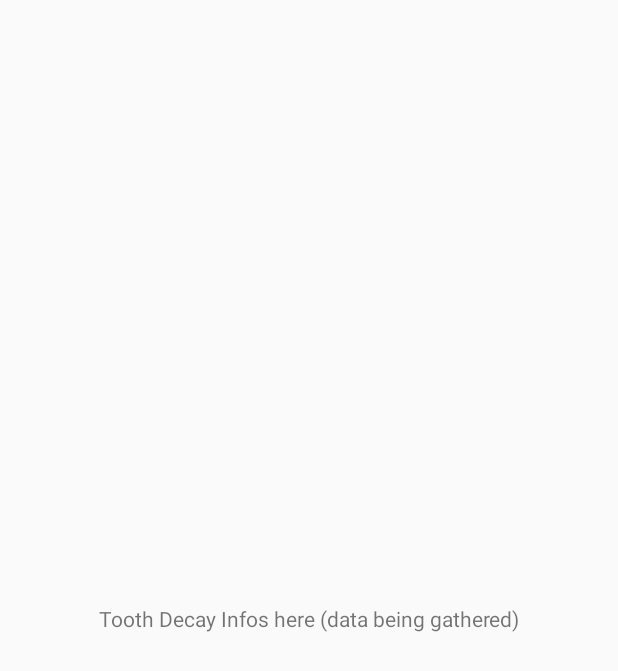
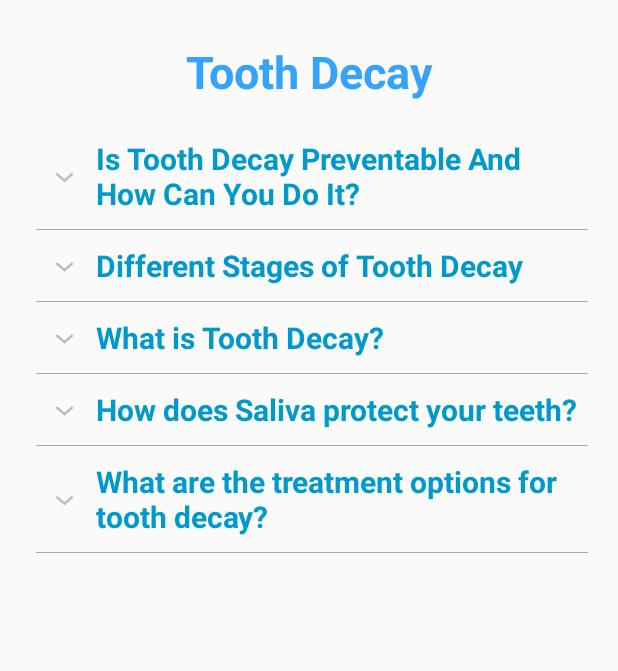
Before and after one commit to rhyndaryllsagaoinit/AndroidApp, an Android app: the ToothDecay screen opened directly, with no data from a screen before it, on a phone screen of 412 x 824 dp. Shown: the top 671 px of the screen. Run offline under Robolectric (Android 15) with nearby library versions, the phone set to English and light mode, and no system bars.

Commit message:
second commit

```diff
--- /dev/null
+++ b/app/src/main/java/com/example/orthocare/CustomExpandableListAdapter.java
@@ -0,0 +1,98 @@
+package com.example.orthocare;
+
+import java.util.HashMap;
+import java.util.List;
+import android.content.Context;
+import android.graphics.Typeface;
+import android.view.LayoutInflater;
+import android.view.View;
+import android.view.ViewGroup;
+import android.widget.BaseExpandableListAdapter;
+import android.widget.TextView;
+
+public class CustomExpandableListAdapter extends BaseExpandableListAdapter {
+
+    private Context context;
+    private List<String> expandableListTitle;
+    private HashMap<String, List<String>> expandableListDetail;
+
+    public CustomExpandableListAdapter(Context context, List<String> expandableListTitle,
+                                       HashMap<String, List<String>> expandableListDetail) {
+        this.context = context;
+        this.expandableListTitle = expandableListTitle;
+        this.expandableListDetail = expandableListDetail;
+    }
+
+    @Override
+    public Object getChild(int listPosition, int expandedListPosition) {
+        return this.expandableListDetail.get(this.expandableListTitle.get(listPosition))
+                .get(expandedListPosition);
+    }
+
+    @Override
+    public long getChildId(int listPosition, int expandedListPosition) {
+        return expandedListPosition;
+    }
+
+    @Override
+    public View getChildView(int listPosition, final int expandedListPosition,
+                             boolean isLastChild, View convertView, ViewGroup parent) {
+        final String expandedListText = (String) getChild(listPosition, expandedListPosition);
+        if (convertView == null) {
+            LayoutInflater layoutInflater = (LayoutInflater) this.context
+                    .getSystemService(Context.LAYOUT_INFLATER_SERVICE);
+            convertView = layoutInflater.inflate(R.layout.list_item, null);
+        }
+        TextView expandedListTextView = (TextView) convertView
+                .findViewById(R.id.expandedListItem);
+        expandedListTextView.setText(expandedListText);
+        return convertView;
+    }
+
+    @Override
+    public int getChildrenCount(int listPosition) {
+        return this.expandableListDetail.get(this.expandableListTitle.get(listPosition))
+                .size();
+    }
+
+    @Override
+    public Object getGroup(int listPosition) {
+        return this.expandableListTitle.get(listPosition);
+    }
+
+    @Override
+    public int getGroupCount() {
+        return this.expandableListTitle.size();
+    }
+
+    @Override
+    public long getGroupId(int listPosition) {
+        return listPosition;
+    }
+
+    @Override
+    public View getGroupView(int listPosition, boolean isExpanded,
+                             View convertView, ViewGroup parent) {
+        String listTitle = (String) getGroup(listPosition);
+        if (convertView == null) {
+            LayoutInflater layoutInflater = (LayoutInflater) this.context.
+                    getSystemService(Context.LAYOUT_INFLATER_SERVICE);
+            convertView = layoutInflater.inflate(R.layout.list_group, null);
+        }
+        TextView listTitleTextView = (TextView) convertView
+                .findViewById(R.id.listTitle);
+        listTitleTextView.setTypeface(null, Typeface.BOLD);
+        listTitleTextView.setText(listTitle);
+        return convertView;
+    }
+
+    @Override
+    public boolean hasStableIds() {
+        return false;
+    }
+
+    @Override
+    public boolean isChildSelectable(int listPosition, int expandedListPosition) {
+        return true;
+    }
+}
--- /dev/null
+++ b/app/src/main/java/com/example/orthocare/ExpandableListDataPumpDecay.java
@@ -0,0 +1,111 @@
+package com.example.orthocare;
+
+import java.util.ArrayList;
+import java.util.HashMap;
+import java.util.List;
+
+public class ExpandableListDataPumpDecay {
+    public static HashMap<String, List<String>> getData() {
+        HashMap<String, List<String>> expandableListDetail = new HashMap<String, List<String>>();
+
+        List<String> what = new ArrayList<String>();
+        what.add("Tooth decay is damage to a tooth caused by dental plaque turning sugars into acid. " +
+                "If plaque is allowed to build up, it can lead to problems, such as holes in the teeth (dental caries) " +
+                "and gum disease. Dental abscesses, which are collections of pus at the end of the teeth or in the gums, may develop.\n\n" +
+                "Symptoms: Pain");
+
+
+        List<String> prevent = new ArrayList<String>();
+        prevent.add("Yes! Despite tooth decay being completely being preventable, it is still a large problem in the UK. However, all you need is" +
+                " the right tools and a bit of guidance to be decay free. Practicing good oral hygiene is an important part of " +
+                "preventing tooth decay. Below are some strategies you can implement to help avoid damage to your teeth from tooth decay.\n\n" +
+                "•See your dentist regularly: Your dentist can help to identify and treat tooth decay before it gets worse." +
+                " Be sure to see your dentist regularly for routine teeth cleanings and oral exams.\n" +
+                "•Brush your teeth: It’s generally recommended that you brush your teeth at least twice per day and after meals. Try to use a fluorinated toothpaste.\n" +
+                "•Limit sweets: Try to avoid consuming foods or drinks with a high amount of sugar. Some examples include candies, cookies, and soft drinks.\n" +
+                "•Drink water from the tap: Most tap water contains fluoride, which can help keep your enamel strong and protect it from decay.\n" +
+                "•Avoid snacking: Aim to limit between-meal snacks, as this can give the bacteria in your mouth even more sugars to convert into acids.\n" +
+                "•Ask about sealants: Sealants are a thin coating of plastic applied to the tops of your back teeth (molars). " +
+                "Molars are important for chewing, but food particles can also get trapped in their grooves. " +
+                "A sealant covers the surface of the molar, preventing this from happening.");
+
+        List<String> how = new ArrayList<String>();
+        how.add("Saliva is composed of water, minerals, proteins, mucus, and amylase. Also known as spit, " +
+                "saliva helps to maintain the hard and soft tissues in your mouth by keeping the interior " +
+                "of your mouth moist. It washes away residual food particles after you eat, protects against bacteria, " +
+                "and makes sure that there isn’t too much acid in your mouth.\n\n" +
+                "Saliva has many oral health benefits. " +
+                "As mentioned above, saliva washes away food particles that are left in your mouth after you’ve eaten. " +
+                "This helps to protect you from cavities because oral bacteria produce enamel-destroying acids as they feed on food particles, " +
+                "which leads to tooth decay. Your teeth are better protected from this bacteria when " +
+                "saliva washes away those leftover food bits and coats your teeth in a thin film. " +
+                "Minerals found in saliva, such as fluoride, calcium, and phosphate, also rebuild " +
+                "enamel and neutralize acids in your mouth while the enzyme amylase breaks down starches in your mouth.");
+
+        List<String> stages = new ArrayList<String>();
+        stages.add("Dental plaque is important to the tooth decay process. Plaque is a colorless, sticky film that covers the surfaces of your teeth. It’s made up of bacteria, food particles, and saliva.\n" +
+                "\n" +
+                "If your teeth aren’t cleaned regularly, plaque can begin to build up. It can also harden over time, forming something called tartar. The presence of tartar can help to further protect bacteria, making them more difficult to remove.\n" +
+                "\n" +
+                "Generally speaking, there are five stages of tooth decay. Let’s examine them in more detail below." +
+                "\n\n" +
+                "STAGE 1: Initial Deminiralization\nThe outer layer of your teeth is composed of a type of tissue called enamel. Enamel is the hardest tissueTrusted Source in your body and is mostly made up of minerals.\n" +
+                "\n" +
+                "However, as a tooth is exposed to acids produced by plaque bacteria, the enamel begins to lose these minerals.\n" +
+                "\n" +
+                "When this occurs, you may see a white spot appear on one of your teeth. This area of mineral loss is an initial sign of tooth decay.\n\n" +
+                "STAGE 2: Enamel Decay\nIf the process of tooth decay is allowed to continue, enamel will break down further. You may notice that a white spot on a tooth darkens to a brownish color.\n" +
+                "\n" +
+                "As enamel is weakened, small holes in your teeth called cavities, or dental caries, can form. Cavities will need to be filled by your dentist.\n\n" +
+                "STAGE 3: Dentin Decay\nDentin is the tissue that lies under the enamel. It’s softer than enamel, which makes it more sensitive to damage from acid. Because of this, tooth decay proceeds at a faster rate when it reaches the dentin.\n" +
+                "\n" +
+                "Dentin also contains tubes that lead to the nerves of the tooth. " +
+                "Because of this, when dentin is affected by tooth decay, you may begin experiencing sensitivity. " +
+                "You may notice this particularly when having hot or cold foods or drinks.\n\n" +
+                "STAGE 4: Pulp Damage\nThe pulp is the innermost layer of your tooth. " +
+                "It contains the nerves and blood vessels that help to keep the tooth healthy. " +
+                "The nerves present in the pulp also provide sensation to the tooth.\n" +
+                "\n" +
+                "When damage to the pulp happens, it may become irritated and start to swell. " +
+                "Because the surrounding tissues in the tooth can’t expand to accommodate this swelling, " +
+                "pressure may be placed on the nerves. This can lead to pain.\n\n" +
+                "STAGE 5: Abscess\nAs tooth decay advances into the pulp, bacteria can invade and cause an infection. " +
+                "Increased inflammation in the tooth can lead to a pocket of pus forming at the bottom of your tooth, called an abscess.\n" +
+                "\n" +
+                "Tooth abscesses can cause severe pain that may radiate into the jaw. " +
+                "Other symptoms that may be present include swelling of the gums, face or jaw, fever, and swollen lymph nodes in your neck.\n" +
+                "\n" +
+                "A tooth abscess requires prompt treatment, as the infection can spread into the bones " +
+                "of your jaw as well as other areas of your head and neck. In some cases, treatment may " +
+                "involve removing the affected tooth.");
+
+        List<String> treatment = new ArrayList<String>();
+        treatment.add("Regular checkups can identify cavities and other dental conditions before they cause troubling symptoms and lead to more-serious problems. The sooner you seek care, the better your chances of reversing the earliest stages of tooth decay and preventing its progression. If a cavity is treated before it starts causing pain, you probably won't need extensive treatment.\n" +
+                "\n" +
+                "Treatment of cavities depends on how severe they are and your particular situation. Treatment options include:\n\n" +
+                "•Fluoride treatments. If your cavity just started, a fluoride " +
+                "treatment may help restore your tooth's enamel and can sometimes reverse a cavity in the very early stages. " +
+                "Professional fluoride treatments contain more fluoride than the amount found in tap water, toothpaste and mouth rinses. " +
+                "Fluoride treatments may be liquid, gel, foam or varnish that's brushed onto your teeth or placed in a small tray that fits over your teeth.\n\n" +
+                "•Fillings. Fillings, also called restorations, are the main treatment option when decay has progressed beyond the earliest stage. " +
+                "Fillings are made of various materials, such as tooth-colored composite resins, porcelain or dental amalgam that is a combination of several materials.\n\n" +
+                "•Crowns. For extensive decay or weakened teeth, you may need a crown — a " +
+                "custom-fitted covering that replaces your tooth's entire natural crown. " +
+                "Your dentist drills away all the decayed area and enough of the rest of your tooth to ensure a good fit. " +
+                "Crowns may be made of gold, high strength porcelain, resin, porcelain fused to metal or other materials.\n\n" +
+                "•Root canals. When decay reaches the inner material of your tooth (pulp), you may need a root canal. " +
+                "This is a treatment to repair and save a badly damaged or infected tooth instead of removing it. " +
+                "The diseased tooth pulp is removed. Medication is sometimes put into the root canal to clear any infection. " +
+                "Then the pulp is replaced with a filling.\n\n" +
+                "•Tooth extractions. Some teeth become so severely decayed that they can't be restored and must be removed. " +
+                "Having a tooth pulled can leave a gap that allows your other teeth to shift. " +
+                "If possible, consider getting a bridge or a dental implant to replace the missing tooth.");
+
+        expandableListDetail.put("What is Tooth Decay?", what);
+        expandableListDetail.put("Is Tooth Decay Preventable And How Can You Do It?", prevent);
+        expandableListDetail.put("How does Saliva protect your teeth?", how);
+        expandableListDetail.put("Different Stages of Tooth Decay", stages);
+        expandableListDetail.put("What are the treatment options for tooth decay?",treatment);
+        return expandableListDetail;
+    }
+}
--- a/app/src/main/java/com/example/orthocare/ToothDecay.java
+++ b/app/src/main/java/com/example/orthocare/ToothDecay.java
@@ -1,14 +1,36 @@
 package com.example.orthocare;
+
+import android.os.Bundle;
+import android.view.View;
+import android.widget.ExpandableListAdapter;
+import android.widget.ExpandableListView;
+import android.widget.Toast;
 
 import androidx.appcompat.app.AppCompatActivity;
 
-import android.os.Bundle;
+import java.util.ArrayList;
+import java.util.HashMap;
+import java.util.List;
 
 public class ToothDecay extends AppCompatActivity {
+
+    ExpandableListView expandableListView;
+    ExpandableListAdapter expandableListAdapter;
+    List<String> expandableListTitle;
+    HashMap<String, List<String>> expandableListDetail;
 
     @Override
     protected void onCreate(Bundle savedInstanceState) {
         super.onCreate(savedInstanceState);
         setContentView(R.layout.activity_tooth_decay);
-    }
-}
+        expandableListView = (ExpandableListView) findViewById(R.id.expandableListView);
+        expandableListDetail= ExpandableListDataPumpDecay.getData();
+        expandableListTitle = new ArrayList<String>(expandableListDetail.keySet());
+        expandableListAdapter = new CustomExpandableListAdapter(this, expandableListTitle, expandableListDetail);
+        expandableListView.setAdapter(expandableListAdapter); {
+
+
+
+
+
+        }}}
--- a/app/src/main/res/layout/activity_tooth_decay.xml
+++ b/app/src/main/res/layout/activity_tooth_decay.xml
@@ -7,12 +7,33 @@
     tools:context=".ToothDecay">
 
     <TextView
-        android:id="@+id/textView"
-        android:layout_width="wrap_content"
-        android:layout_height="wrap_content"
-        android:text="Tooth Decay Infos here (data being gathered)"
-        app:layout_constraintBottom_toBottomOf="parent"
+        android:id="@+id/textView3"
+        android:layout_width="181dp"
+        android:layout_height="48dp"
+        android:layout_marginTop="24dp"
+        android:gravity="center"
+        android:text="Tooth Decay"
+        android:textColor="@color/blue"
+        android:textSize="30sp"
+        android:textStyle="bold"
         app:layout_constraintEnd_toEndOf="parent"
         app:layout_constraintStart_toStartOf="parent"
         app:layout_constraintTop_toTopOf="parent" />
+
+    <ExpandableListView
+        android:id="@+id/expandableListView"
+        android:layout_width="368dp"
+        android:layout_height="719dp"
+        android:layout_margin="10dp"
+        android:divider="@android:color/darker_gray"
+        android:dividerHeight="0.5dp"
+        android:indicatorLeft="?android:attr/expandableListPreferredItemIndicatorLeft"
+        app:layout_constraintBottom_toBottomOf="parent"
+        app:layout_constraintEnd_toEndOf="parent"
+        app:layout_constraintHorizontal_bias="0.571"
+        app:layout_constraintStart_toStartOf="parent"
+        app:layout_constraintTop_toBottomOf="@+id/textView3"
+        app:layout_constraintVertical_bias="0.0"
+        tools:ignore="MissingConstraints"
+        />
 </androidx.constraintlayout.widget.ConstraintLayout>
--- /dev/null
+++ b/app/src/main/res/layout/list_group.xml
@@ -0,0 +1,17 @@
+<?xml version="1.0" encoding="utf-8"?>
+<LinearLayout
+    xmlns:android="http://schemas.android.com/apk/res/android"
+    android:layout_width="match_parent"
+    android:layout_height="match_parent"
+    android:orientation="vertical">
+
+    <TextView
+        android:id="@+id/listTitle"
+        android:layout_width="fill_parent"
+        android:layout_height="wrap_content"
+        android:paddingLeft="?android:attr/expandableListPreferredItemPaddingLeft"
+        android:textColor="@android:color/holo_blue_dark"
+        android:textSize="20sp"
+        android:paddingTop="10dp"
+        android:paddingBottom="10dp" />
+</LinearLayout>
```
Also changed, not shown: app/src/main/java/com/example/orthocare/DietTeeth.java (+25 -3 lines), app/src/main/java/com/example/orthocare/ExpandableListDataPump.java (added, +49 -0 lines), app/src/main/java/com/example/orthocare/ExpandableListDataPumpGum.java (added, +51 -0 lines), app/src/main/java/com/example/orthocare/ExpandableListDataPumpHygiene.java (added, +67 -0 lines), app/src/main/java/com/example/orthocare/GumDisease.java (+25 -3 lines), app/src/main/java/com/example/orthocare/OralHygiene.java (+25 -3 lines), app/src/main/res/layout/activity_diet_teeth.xml (+26 -5 lines), app/src/main/res/layout/activity_gum_disease.xml (+25 -5 lines), app/src/main/res/layout/activity_oral_hygiene.xml (+26 -5 lines), app/src/main/res/layout/list_item.xml (added, +16 -0 lines).
